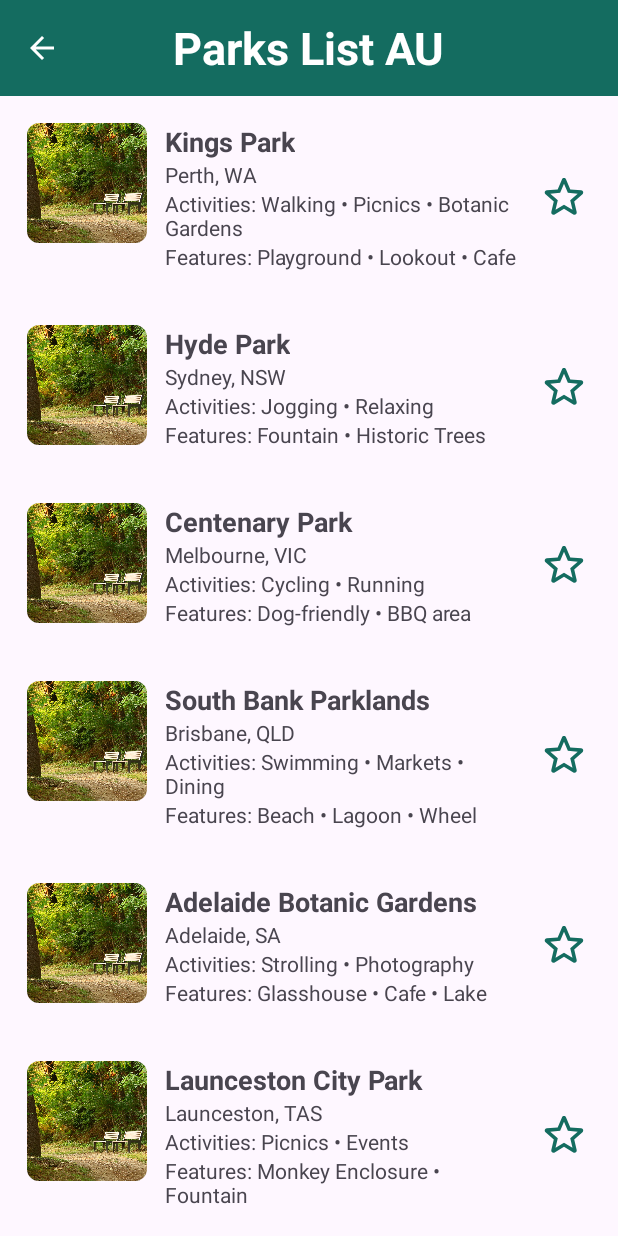
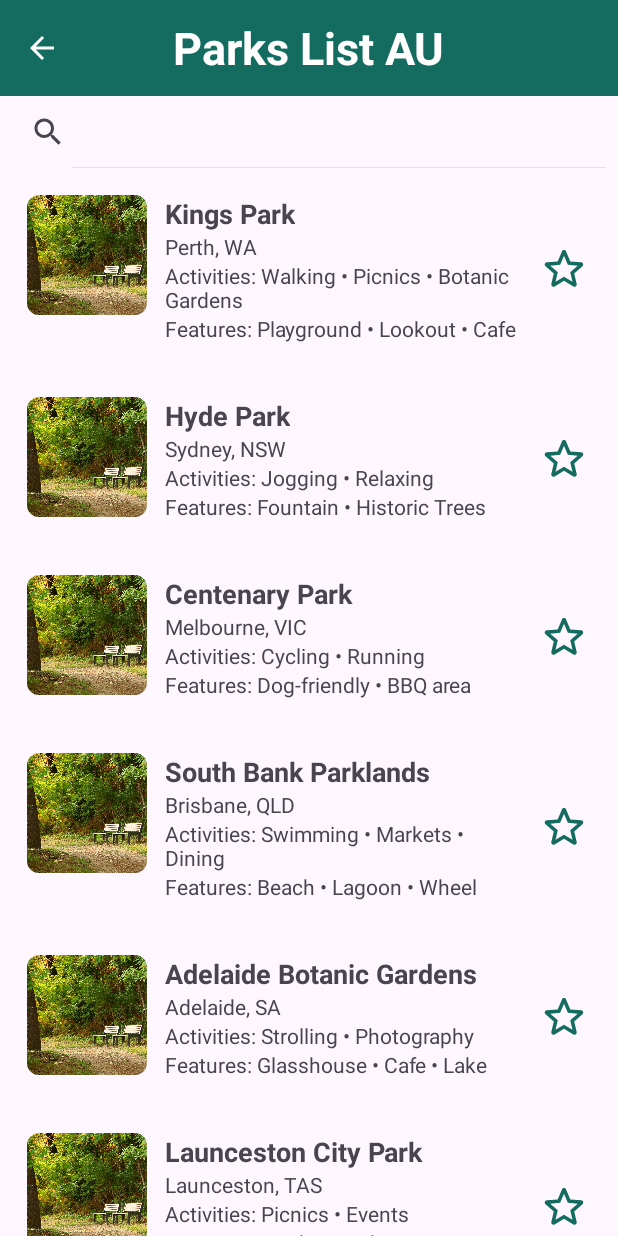
Before and after one commit to MitchellPescud/COMP2008-Assignment-1, an Android app: the Explore screen opened directly, with no data from a screen before it, on a phone screen of 412 x 824 dp. Run offline under Robolectric (Android 15) with nearby library versions, the phone set to English and light mode, and no system bars.

Commit message:
Added a Search Bar and Filter Option

```diff
--- a/app/src/main/res/layout/activity_explore.xml
+++ b/app/src/main/res/layout/activity_explore.xml
@@ -1,5 +1,6 @@
 <?xml version="1.0" encoding="utf-8"?>
-<androidx.constraintlayout.widget.ConstraintLayout xmlns:android="http://schemas.android.com/apk/res/android"
+<androidx.constraintlayout.widget.ConstraintLayout
+    xmlns:android="http://schemas.android.com/apk/res/android"
     xmlns:app="http://schemas.android.com/apk/res-auto"
     xmlns:tools="http://schemas.android.com/tools"
     android:id="@+id/main"
@@ -30,15 +31,48 @@
             android:layout_gravity="center" />
     </com.google.android.material.appbar.MaterialToolbar>
 
+    <!-- Search -->
+    <androidx.appcompat.widget.SearchView
+        android:id="@+id/searchView"
+        android:layout_width="0dp"
+        android:layout_height="wrap_content"
+        android:queryHint="Search parks"
+        app:iconifiedByDefault="false"
+        app:layout_constraintTop_toBottomOf="@id/Navigation_Bar"
+        app:layout_constraintStart_toStartOf="parent"
+        app:layout_constraintEnd_toEndOf="parent" />
+
+    <HorizontalScrollView
+        android:id="@+id/scrollView"
+        android:layout_width="0dp"
+        android:layout_height="wrap_content"
+        android:fillViewport="true"
+        android:overScrollMode="never"
+        app:layout_constraintTop_toBottomOf="@+id/searchView"
+        app:layout_constraintStart_toStartOf="parent"
+        app:layout_constraintEnd_toEndOf="parent">
+
+        <com.google.android.material.chip.ChipGroup
+            android:id="@+id/chipGroup"
+            android:layout_width="wrap_content"
+            android:layout_height="wrap_content"
+            app:singleSelection="true"
+            app:selectionRequired="true"
+            android:paddingStart="8dp"
+            android:paddingEnd="8dp" />
+    </HorizontalScrollView>
+
     <!-- Park Recycleview -->
     <androidx.recyclerview.widget.RecyclerView
         android:id="@+id/recyclerParks"
         android:layout_width="0dp"
         android:layout_height="0dp"
-        app:layout_constraintTop_toBottomOf="@id/Navigation_Bar"
+        app:layout_constraintBottom_toBottomOf="parent"
+        app:layout_constraintEnd_toEndOf="parent"
+        app:layout_constraintHorizontal_bias="0.0"
         app:layout_constraintStart_toStartOf="parent"
-        app:layout_constraintEnd_toEndOf="parent"
-        app:layout_constraintBottom_toBottomOf="parent"
+        app:layout_constraintTop_toBottomOf="@id/scrollView"
+        app:layout_constraintVertical_bias="0.0"
         tools:listitem="@layout/item_park" />
 
 </androidx.constraintlayout.widget.ConstraintLayout>
```
